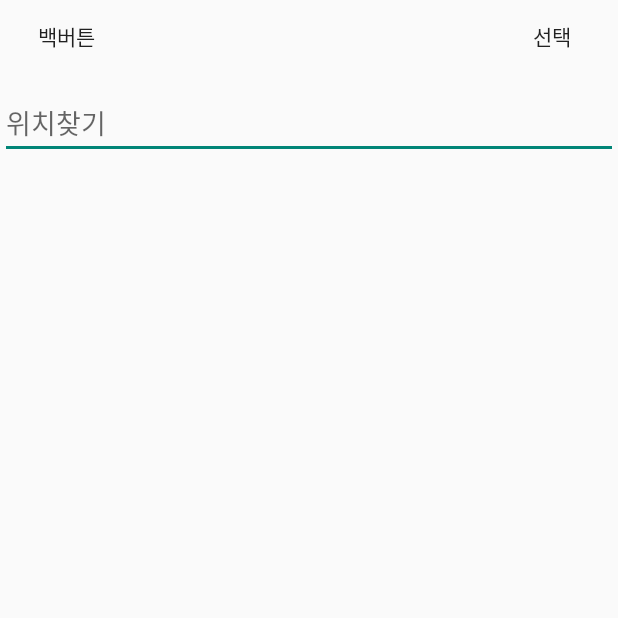
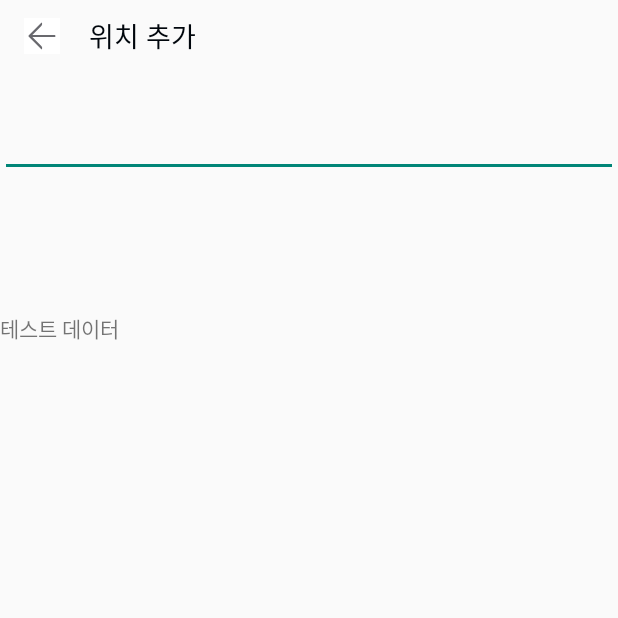
Before and after one commit to moonyeol/WearWeather, an Android app: the MainAddLocationActivity screen opened directly, with no data from a screen before it, on a phone screen of 412 x 824 dp, the top half of it. Run offline under Robolectric (Android 15) with nearby library versions, the phone set to English and light mode, and no system bars; our stand-ins replace data binding; 3 statements that could not run were skipped.

Commit message:
edit photoEditor

```diff
--- a/app/build.gradle
+++ b/app/build.gradle
@@ -52,6 +52,9 @@ dependencies {
     // tedPermission
     implementation 'gun0912.ted:tedpermission:2.2.3'
 
+    // google place api
+    implementation 'com.google.android.gms:play-services-places:17.0.0'
+
     // firebase
     implementation platform('com.google.firebase:firebase-bom:26.5.0')
     implementation 'com.google.firebase:firebase-analytics-ktx'
--- a/app/src/main/java/wear/weather/main/ui/MainLocationListFragment.kt
+++ b/app/src/main/java/wear/weather/main/ui/MainLocationListFragment.kt
@@ -1,6 +1,6 @@
 package wear.weather.main.ui
 
-import android.graphics.Color
+import android.content.Intent
 import android.os.Bundle
 import android.util.Log
 import android.view.LayoutInflater
@@ -15,7 +15,6 @@ import wear.weather.R
 import wear.weather.databinding.FragmentLocationListBinding
 import wear.weather.main.adapter.MainLocationAdapter
 import wear.weather.main.model.LocationData
-import kotlin.math.log
 
 class MainLocationListFragment : Fragment() {
 
@@ -29,7 +28,7 @@ class MainLocationListFragment : Fragment() {
     ): View {
         Log.d(TAG, "onCreateView: ")
         binding = DataBindingUtil.inflate(inflater, R.layout.fragment_location_list, container, false)
-
+        binding.btnAddLocation.setOnClickListener { startActivity(Intent(activity!!.applicationContext,MainAddLocationActivity::class.java)) }
         return binding.root
     }
 
--- a/app/src/main/java/wear/weather/util/Extension.kt
+++ b/app/src/main/java/wear/weather/util/Extension.kt
@@ -1,8 +1,261 @@
 package wear.weather.util
 
-fun toTemp(temp:Int):String{
+fun toTemp(temp: Int): String {
     return "$temp˚"
 }
-fun toTemp(temp: String):String{
+
+fun toTemp(temp: String): String {
     return "$temp˚"
 }
+
+fun getLocationList(): MutableList<String> {
+    return mutableListOf<String>(
+        "서울특별시",
+        "부산광역시",
+        "대구광역시",
+        "인천광역시",
+        "광주광역시",
+        "대전광역시",
+        "울산광역시",
+        "세종특별자치시",
+        "경기도",
+        "강원도",
+        "충청북도",
+        "충청남도",
+        "전라북도",
+        "전라남도",
+        "경상북도",
+        "경상남도",
+        "제주특별자치도",
+        "서울 종로구",
+        "서울 중구",
+        "서울 용산구",
+        "서울 성동구",
+        "서울 광진구",
+        "서울 동대문구",
+        "서울 중랑구",
+        "서울 성북구",
+        "서울 강북구",
+        "서울 도봉구",
+        "서울 노원구",
+        "서울 은평구",
+        "서울 서대문구",
+        "서울 마포구",
+        "서울 양천구",
+        "서울 강서구",
+        "서울 구로구",
+        "서울 금천구",
+        "서울 영등포구",
+        "서울 동작구",
+        "서울 관악구",
+        "서울 서초구",
+        "서울 강남구",
+        "서울 송파구",
+        "서울 강동구",
+        "부산 중구",
+        "부산 서구",
+        "부산 동구",
+        "부산 영도구",
+        "부산 부산진구",
+        "부산 동래구",
+        "부산 남구",
+        "부산 북구",
+        "부산 강서구",
+        "부산 해운대구",
+        "부산 사하구",
+        "부산 금정구",
+        "부산 연제구",
+        "부산 수영구",
+        "부산 사상구",
+        "부산 기장군",
+        "대구 중구",
+        "대구 동구",
+        "대구 서구",
+        "대구 남구",
+        "대구 북구",
+        "대구 수성구",
+        "대구 달서구",
+        "대구 달성군",
+        "인천 중구",
+        "인천 동구",
+        "인천 미추홀구",
+        "인천 연수구",
+        "인천 남동구",
+        "인천 부평구",
+        "인천 계양구",
+        "인천 서구",
+        "인천 강화군",
+        "인천 옹진군",
+        "광주 동구",
+        "광주 서구",
+        "광주 남구",
+        "광주 북구",
+        "광주 광산구",
+        "대전 동구",
+        "대전 중구",
+        "대전 서구",
+        "대전 유성구",
+        "대전 대덕구",
+        "울산 중구",
+        "울산 남구",
+        "울산 동구",
+        "울산 북구",
+        "울산 울주군",
+        "경기 수원시",
+        "경기 성남시",
+        "경기 안양시",
+        "경기 안산시",
+        "경기 용인시",
+        "경기 부천시",
+        "경기 광명시",
+        "경기 평택시",
+        "경기 과천시",
+        "경기 오산시",
+        "경기 시흥시",
+        "경기 군포시",
+        "경기 의왕시",
+        "경기 하남시",
+        "경기 이천시",
+        "경기 안성시",
+        "경기 김포시",
+        "경기 화성시",
+        "경기 광주시",
+        "경기 여주시",
+        "경기 양평군",
+        "경기 고양시",
+        "경기 의정부시",
+        "경기 동두천시",
+        "경기 구리시",
+        "경기 남양주시",
+        "경기 파주시",
+        "경기 양주시",
+        "경기 포천시",
+        "경기 연천군",
+        "경기 가평군",
+        "강원 춘천시",
+        "강원 원주시",
+        "강원 강릉시",
+        "강원 동해시",
+        "강원 태백시",
+        "강원 속초시",
+        "강원 삼척시",
+        "강원 홍천군",
+        "강원 횡성군",
+        "강원 영월군",
+        "강원 평창군",
+        "강원 정선군",
+        "강원 철원군",
+        "강원 화천군",
+        "강원 양구군",
+        "강원 인제군",
+        "강원 고성군",
+        "강원 양양군",
+        "충청북도 청주시",
+        "충청북도 충주시",
+        "충청북도 제천시",
+        "충청북도 보은군",
+        "충청북도 옥천군",
+        "충청북도 영동군",
+        "충청북도 증평군",
+        "충청북도 진천군",
+        "충청북도 괴산군",
+        "충청북도 음성군",
+        "충청북도 단양군",
+        "충청남도 천안시",
+        "충청남도 공주시",
+        "충청남도 보령시",
+        "충청남도 아산시",
+        "충청남도 서산시",
+        "충청남도 논산시",
+        "충청남도 계룡시",
+        "충청남도 당진시",
+        "충청남도 금산군",
+        "충청남도 부여군",
+        "충청남도 서천군",
+        "충청남도 청양군",
+        "충청남도 홍성군",
+        "충청남도 예산군",
+        "충청남도 태안군",
+        "전라북도 전주시",
+        "전라북도 군산시",
+        "전라북도 익산시",
+        "전라북도 정읍시",
+        "전라북도 남원시",
+        "전라북도 김제시",
+        "전라북도 완주군",
+        "전라북도 진안군",
+        "전라북도 무주군",
+        "전라북도 장수군",
+        "전라북도 임실군",
+        "전라북도 순창군",
+        "전라북도 고창군",
+        "전라북도 부안군",
+        "전라남도 목포시",
+        "전라남도 여수시",
+        "전라남도 순천시",
+        "전라남도 나주시",
+        "전라남도 광양시",
+        "전라남도 담양군",
+        "전라남도 곡성군",
+        "전라남도 구례군",
+        "전라남도 고흥군",
+        "전라남도 보성군",
+        "전라남도 화순군",
+        "전라남도 장흥군",
+        "전라남도 강진군",
+        "전라남도 해남군",
+        "전라남도 영암군",
+        "전라남도 무안군",
+        "전라남도 함평군",
+        "전라남도 영광군",
+        "전라남도 장성군",
+        "전라남도 완도군",
+        "전라남도 진도군",
+        "전라남도 신안군",
+        "경상북도 포항시",
+        "경상북도 경주시",
+        "경상북도 김천시",
+        "경상북도 안동시",
+        "경상북도 구미시",
+        "경상북도 영주시",
+        "경상북도 영천시",
+        "경상북도 상주시",
+        "경상북도 문경시",
+        "경상북도 경산시",
+        "경상북도 군위군",
+        "경상북도 의성군",
+        "경상북도 청송군",
+        "경상북도 영양군",
+        "경상북도 영덕군",
+        "경상북도 청도군",
+        "경상북도 고령군",
+        "경상북도 성주군",
+        "경상북도 칠곡군",
+        "경상북도 예천군",
+        "경상북도 봉화군",
+        "경상북도 울진군",
+        "경상북도 울릉군",
+        "경상남도 창원시",
+        "경상남도 진주시",
+        "경상남도 통영시",
+        "경상남도 사천시",
+        "경상남도 김해시",
+        "경상남도 밀양시",
+        "경상남도 거제시",
+        "경상남도 양산시",
+        "경상남도 의령군",
+        "경상남도 함안군",
+        "경상남도 창녕군",
+        "경상남도 고성군",
+        "경상남도 남해군",
+        "경상남도 하동군",
+        "경상남도 산청군",
+        "경상남도 함양군",
+        "경상남도 거창군",
+        "경상남도 합천군",
+        "제주도 제주시",
+        "제주도 서귀포시"
+
+    )
+
+}
--- /dev/null
+++ b/app/src/main/res/drawable/ic_toolbar_back.xml
@@ -0,0 +1,9 @@
+<vector xmlns:android="http://schemas.android.com/apk/res/android"
+    android:width="24dp"
+    android:height="24dp"
+    android:viewportWidth="24"
+    android:viewportHeight="24">
+  <path
+      android:pathData="M20.25,11.25H5.56l5.81,-5.78c1.41,-1.41 0.35,-2.47 0.35,-2.47l-8.5,8.47c-0.07,0.07 -0.12,0.15 -0.16,0.24 -0.03,0.08 -0.05,0.17 -0.05,0.26v0.02c0,0.01 0.01,0.02 0.01,0.03 0,0.09 0.02,0.18 0.05,0.26 0.04,0.09 0.09,0.18 0.16,0.24l8.5,8.47s1.06,-1.06 -0.35,-2.47l-5.81,-5.78h14.69c0.41,0 0.75,-0.34 0.75,-0.75 -0.01,-0.4 -0.35,-0.74 -0.76,-0.74z"
+      android:fillColor="#69696E"/>
+</vector>
--- a/app/src/main/res/layout/activity_image_display.xml
+++ b/app/src/main/res/layout/activity_image_display.xml
@@ -103,8 +103,11 @@
         android:layout_marginBottom="8dp"
         android:transitionName="@string/transition_image"
         android:visibility="gone"
+        app:cropAutoZoomEnabled="false"
         app:layout_constraintBottom_toTopOf="@+id/optionNavigation"
-        app:layout_constraintTop_toBottomOf="@+id/img_toolbar"></com.theartofdev.edmodo.cropper.CropImageView>
+        app:layout_constraintTop_toBottomOf="@+id/img_toolbar">
+
+    </com.theartofdev.edmodo.cropper.CropImageView>
 
     <SeekBar
         android:id="@+id/seekBar_brightness"
--- a/app/src/main/res/layout/activity_main_add_location.xml
+++ b/app/src/main/res/layout/activity_main_add_location.xml
@@ -1,40 +1,60 @@
 <?xml version="1.0" encoding="utf-8"?>
+<layout>
+
+    <data>
+
+        <variable
+            name="activity"
+            type="wear.weather.main.ui.MainAddLocationActivity" />
+    </data>
+
     <androidx.constraintlayout.widget.ConstraintLayout xmlns:android="http://schemas.android.com/apk/res/android"
         xmlns:app="http://schemas.android.com/apk/res-auto"
         android:layout_width="match_parent"
         android:layout_height="match_parent">
 
-    <Button
-        style="@style/Widget.AppCompat.Button.Borderless"
-        android:id="@+id/btn_back"
+        <androidx.appcompat.widget.Toolbar
+            android:id="@+id/toolbar_add_location"
+            android:layout_width="match_parent"
+            android:layout_height="@dimen/toolbar_height"
+            app:layout_constraintTop_toTopOf="parent">
+
+            <ImageButton
                 android:layout_width="wrap_content"
                 android:layout_height="wrap_content"
-        android:text="백버튼"
-        app:layout_constraintLeft_toLeftOf="parent"
-        app:layout_constraintTop_toTopOf="parent" />
+                android:layout_gravity="start"
+                android:background="#ffffff"
+                android:src="@drawable/ic_toolbar_back" />
 
-    <Button
-        style="@style/Widget.AppCompat.Button.Borderless"
-        android:id="@+id/btn_choice"
+            <TextView
+                android:id="@+id/tv_add_location"
                 android:layout_width="wrap_content"
                 android:layout_height="wrap_content"
-        android:text="선택"
-        app:layout_constraintRight_toRightOf="parent"
-        app:layout_constraintTop_toTopOf="parent" />
+                android:layout_gravity="start"
+                android:layout_marginLeft="35dp"
+                android:lineHeight="24sp"
+                android:text="@string/addLocation"
+                android:textColor="#00060c"
+                android:textSize="18sp" />
+        </androidx.appcompat.widget.Toolbar>
 
-    <EditText
-        android:id="@+id/ed_find_location"
+        <AutoCompleteTextView
+            android:id="@+id/auto_complete_tv_search"
+            android:layout_width="match_parent"
+            android:layout_height="50dp"
+            android:layout_marginTop="20dp"
+            android:completionHint="검색어를 입력하세요"
+            android:completionThreshold="1"
+            android:textColorHint="#555555"
+            app:layout_constraintTop_toBottomOf="@+id/toolbar_add_location" />
+
+        <TextView
+            android:id="@+id/tv"
             android:layout_width="match_parent"
             android:layout_height="wrap_content"
-        android:layout_marginTop="10dp"
-        android:hint="위치찾기"
-        app:layout_constraintTop_toBottomOf="@+id/btn_choice" />
-
-    <androidx.recyclerview.widget.RecyclerView
-        android:id="@+id/recycler_add_location"
-        android:layout_width="match_parent"
-        android:layout_height="wrap_content"
-        android:layout_marginTop="15dp"
-        app:layout_constraintTop_toBottomOf="@+id/ed_find_location" />
+            android:layout_marginTop="90dp"
+            android:text="테스트 데이터"
+            app:layout_constraintTop_toBottomOf="@id/auto_complete_tv_search" />
 
     </androidx.constraintlayout.widget.ConstraintLayout>
+</layout>
--- a/app/src/main/res/values/strings.xml
+++ b/app/src/main/res/values/strings.xml
@@ -104,4 +104,5 @@
     <!-- TODO: Remove or change this placeholder text -->
     <string name="hello_blank_fragment">Hello blank fragment</string>
     <string name="todo">TODO</string>
+    <string name="addLocation">위치 추가</string>
 </resources>
```
Also changed, not shown: app/src/main/AndroidManifest.xml (+50 -24 lines), app/src/main/java/wear/weather/main/adapter/MainAddLocationAdapter.kt (+66 -33 lines), app/src/main/java/wear/weather/main/model/LocationData.kt (+7 -5 lines), app/src/main/java/wear/weather/main/ui/MainActivity.kt (+1 -6 lines), app/src/main/java/wear/weather/main/ui/MainAddLocationActivity.kt (+28 -70 lines), app/src/main/java/wear/weather/model/AddLocationModel.kt (added, +8 -0 lines), app/src/main/java/wear/weather/post/ui/ImageDisplayActivity.java (+12 -8 lines), app/src/main/res/layout/item_add_location.xml (deleted, +0 -42 lines). Lines whose indentation alone changed are shown as unchanged.
